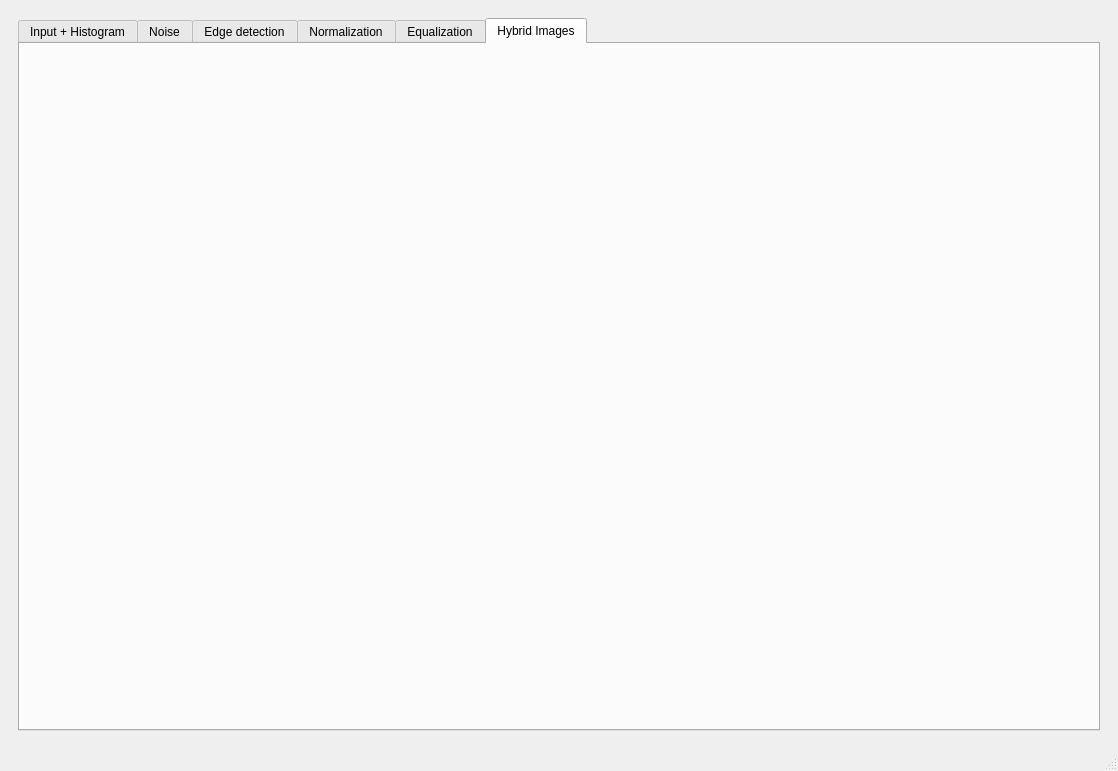
Old version of the form ui/main_window.ui in the repository ArwaMuhammed/image-processing-app.
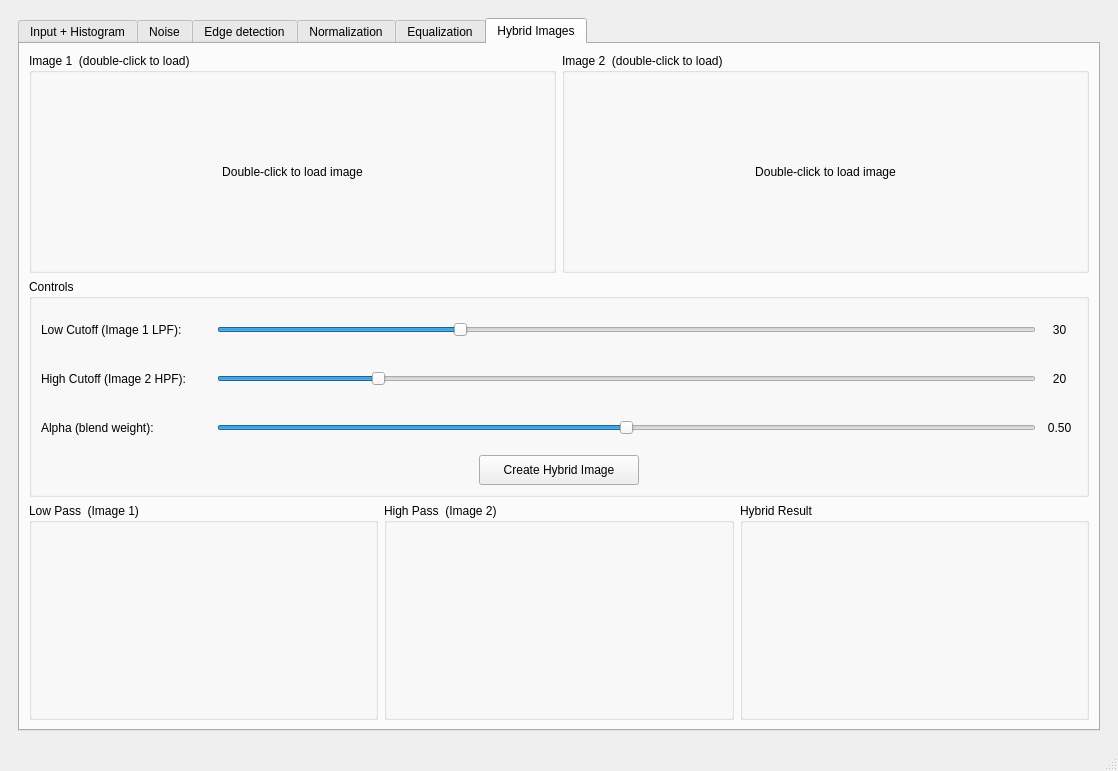
New version of the form. The open tabs and pages were chosen to show the change.

Commit message: Add Hybrid Images tab UI and controller

What changed in the file:
```diff
--- a/ui/main_window.ui
+++ b/ui/main_window.ui
@@ -183,6 +183,375 @@
           <attribute name="title">
            <string>Hybrid Images</string>
           </attribute>
+
+          <layout class="QVBoxLayout" name="hybrid_mainLayout">
+
+           <!-- ── ROW 1: Two input image boxes side by side ── -->
+           <item>
+            <layout class="QHBoxLayout" name="hybrid_inputImagesLayout">
+
+             <!-- Image 1 box -->
+             <item>
+              <widget class="QGroupBox" name="hybrid_groupBox_img1">
+               <property name="title">
+                <string>Image 1  (double-click to load)</string>
+               </property>
+               <property name="minimumSize">
+                <size>
+                 <width>0</width>
+                 <height>220</height>
+                </size>
+               </property>
+               <layout class="QVBoxLayout" name="hybrid_img1Layout">
+                <item>
+                 <widget class="QLabel" name="hybrid_label_img1">
+                  <property name="text">
+                   <string>Double-click to load image</string>
+                  </property>
+                  <property name="alignment">
+                   <set>Qt::AlignCenter</set>
+                  </property>
+                  <property name="scaledContents">
+                   <bool>false</bool>
+                  </property>
+                 </widget>
+                </item>
+               </layout>
+              </widget>
+             </item>
+
+             <!-- Image 2 box -->
+             <item>
+              <widget class="QGroupBox" name="hybrid_groupBox_img2">
+               <property name="title">
+                <string>Image 2  (double-click to load)</string>
+               </property>
+               <property name="minimumSize">
+                <size>
+                 <width>0</width>
+                 <height>220</height>
+                </size>
+               </property>
+               <layout class="QVBoxLayout" name="hybrid_img2Layout">
+                <item>
+                 <widget class="QLabel" name="hybrid_label_img2">
+                  <property name="text">
+                   <string>Double-click to load image</string>
+                  </property>
+                  <property name="alignment">
+                   <set>Qt::AlignCenter</set>
+                  </property>
+                  <property name="scaledContents">
+                   <bool>false</bool>
+                  </property>
+                 </widget>
+                </item>
+               </layout>
+              </widget>
+             </item>
+
+            </layout>
+           </item>
+
+           <!-- ── ROW 2: Controls (sliders) ── -->
+           <item>
+            <widget class="QGroupBox" name="hybrid_groupBox_controls">
+             <property name="title">
+              <string>Controls</string>
+             </property>
+             <layout class="QVBoxLayout" name="hybrid_controlsLayout">
+
+              <!-- Low Cutoff row -->
+              <item>
+               <layout class="QHBoxLayout" name="hybrid_lowCutoffRow">
+                <item>
+                 <widget class="QLabel" name="hybrid_lbl_low">
+                  <property name="text">
+                   <string>Low Cutoff (Image 1 LPF):</string>
+                  </property>
+                  <property name="minimumSize">
+                   <size>
+                    <width>170</width>
+                    <height>0</height>
+                   </size>
+                  </property>
+                 </widget>
+                </item>
+                <item>
+                 <widget class="QSlider" name="hybrid_slider_low_cutoff">
+                  <property name="minimum">
+                   <number>1</number>
+                  </property>
+                  <property name="maximum">
+                   <number>100</number>
+                  </property>
+                  <property name="value">
+                   <number>30</number>
+                  </property>
+                  <property name="orientation">
+                   <enum>Qt::Horizontal</enum>
+                  </property>
+                 </widget>
+                </item>
+                <item>
+                 <widget class="QLabel" name="hybrid_label_low_val">
+                  <property name="text">
+                   <string>30</string>
+                  </property>
+                  <property name="minimumSize">
+                   <size>
+                    <width>35</width>
+                    <height>0</height>
+                   </size>
+                  </property>
+                  <property name="alignment">
+                   <set>Qt::AlignCenter</set>
+                  </property>
+                 </widget>
+                </item>
+               </layout>
+              </item>
+
+              <!-- High Cutoff row -->
+              <item>
+               <layout class="QHBoxLayout" name="hybrid_highCutoffRow">
+                <item>
+                 <widget class="QLabel" name="hybrid_lbl_high">
+                  <property name="text">
+                   <string>High Cutoff (Image 2 HPF):</string>
+                  </property>
+                  <property name="minimumSize">
+                   <size>
+                    <width>170</width>
+                    <height>0</height>
+                   </size>
+                  </property>
+                 </widget>
+                </item>
+                <item>
+                 <widget name="hybrid_slider_high_cutoff" class="QSlider">
+                  <property name="minimum">
+                   <number>1</number>
+                  </property>
+                  <property name="maximum">
+                   <number>100</number>
+                  </property>
+                  <property name="value">
+                   <number>20</number>
+                  </property>
+                  <property name="orientation">
+                   <enum>Qt::Horizontal</enum>
+                  </property>
+                 </widget>
+                </item>
+                <item>
+                 <widget class="QLabel" name="hybrid_label_high_val">
+                  <property name="text">
+                   <string>20</string>
+                  </property>
+                  <property name="minimumSize">
+                   <size>
+                    <width>35</width>
+                    <height>0</height>
+                   </size>
+                  </property>
+                  <property name="alignment">
+                   <set>Qt::AlignCenter</set>
+                  </property>
+                 </widget>
+                </item>
+               </layout>
+              </item>
+
+              <!-- Alpha row -->
+              <item>
+               <layout class="QHBoxLayout" name="hybrid_alphaRow">
+                <item>
+                 <widget class="QLabel" name="hybrid_lbl_alpha">
+                  <property name="text">
+                   <string>Alpha (blend weight):</string>
+                  </property>
+                  <property name="minimumSize">
+                   <size>
+                    <width>170</width>
+                    <height>0</height>
+                   </size>
+                  </property>
+                 </widget>
+                </item>
+                <item>
+                 <widget name="hybrid_slider_alpha" class="QSlider">
+                  <property name="minimum">
+                   <number>0</number>
+                  </property>
+                  <property name="maximum">
+                   <number>100</number>
+                  </property>
+                  <property name="value">
+                   <number>50</number>
+                  </property>
+                  <property name="orientation">
+                   <enum>Qt::Horizontal</enum>
+                  </property>
+                 </widget>
+                </item>
+                <item>
+                 <widget class="QLabel" name="hybrid_label_alpha_val">
+                  <property name="text">
+                   <string>0.50</string>
+                  </property>
+                  <property name="minimumSize">
+                   <size>
+                    <width>35</width>
+                    <height>0</height>
+                   </size>
+                  </property>
+                  <property name="alignment">
+                   <set>Qt::AlignCenter</set>
+                  </property>
+                 </widget>
+                </item>
+               </layout>
+              </item>
+
+              <!-- Create Hybrid button centred -->
+              <item>
+               <layout class="QHBoxLayout" name="hybrid_btnRow">
+                <item>
+                 <spacer name="hybrid_spacer_left">
+                  <property name="orientation">
+                   <enum>Qt::Horizontal</enum>
+                  </property>
+                  <property name="sizeHint" stdset="0">
+                   <size>
+                    <width>40</width>
+                    <height>20</height>
+                   </size>
+                  </property>
+                 </spacer>
+                </item>
+                <item>
+                 <widget class="QPushButton" name="hybrid_btn_create">
+                  <property name="text">
+                   <string>Create Hybrid Image</string>
+                  </property>
+                  <property name="minimumSize">
+                   <size>
+                    <width>160</width>
+                    <height>30</height>
+                   </size>
+                  </property>
+                 </widget>
+                </item>
+                <item>
+                 <spacer name="hybrid_spacer_right">
+                  <property name="orientation">
+                   <enum>Qt::Horizontal</enum>
+                  </property>
+                  <property name="sizeHint" stdset="0">
+                   <size>
+                    <width>40</width>
+                    <height>20</height>
+                   </size>
+                  </property>
+                 </spacer>
+                </item>
+               </layout>
+              </item>
+
+             </layout>
+            </widget>
+           </item>
+
+           <!-- ── ROW 3: Three output boxes ── -->
+           <item>
+            <layout class="QHBoxLayout" name="hybrid_outputLayout">
+
+             <!-- Low Pass result -->
+             <item>
+              <widget class="QGroupBox" name="hybrid_groupBox_low">
+               <property name="title">
+                <string>Low Pass  (Image 1)</string>
+               </property>
+               <property name="minimumSize">
+                <size>
+                 <width>0</width>
+                 <height>200</height>
+                </size>
+               </property>
+               <layout class="QVBoxLayout" name="hybrid_lowLayout">
+                <item>
+                 <widget class="QLabel" name="hybrid_label_low_result">
+                  <property name="text">
+                   <string/>
+                  </property>
+                  <property name="alignment">
+                   <set>Qt::AlignCenter</set>
+                  </property>
+                 </widget>
+                </item>
+               </layout>
+              </widget>
+             </item>
+
+             <!-- High Pass result -->
+             <item>
+              <widget class="QGroupBox" name="hybrid_groupBox_high">
+               <property name="title">
+                <string>High Pass  (Image 2)</string>
+               </property>
+               <property name="minimumSize">
+                <size>
+                 <width>0</width>
+                 <height>200</height>
+                </size>
+               </property>
+               <layout class="QVBoxLayout" name="hybrid_highLayout">
+                <item>
+                 <widget class="QLabel" name="hybrid_label_high_result">
+                  <property name="text">
+                   <string/>
+                  </property>
+                  <property name="alignment">
+                   <set>Qt::AlignCenter</set>
+                  </property>
+                 </widget>
+                </item>
+               </layout>
+              </widget>
+             </item>
+
+             <!-- Hybrid result -->
+             <item>
+              <widget class="QGroupBox" name="hybrid_groupBox_hybrid">
+               <property name="title">
+                <string>Hybrid Result</string>
+               </property>
+               <property name="minimumSize">
+                <size>
+                 <width>0</width>
+                 <height>200</height>
+                </size>
+               </property>
+               <layout class="QVBoxLayout" name="hybrid_hybridLayout">
+                <item>
+                 <widget class="QLabel" name="hybrid_label_hybrid_result">
+                  <property name="text">
+                   <string/>
+                  </property>
+                  <property name="alignment">
+                   <set>Qt::AlignCenter</set>
+                  </property>
+                 </widget>
+                </item>
+               </layout>
+              </widget>
+             </item>
+
+            </layout>
+           </item>
+
+          </layout>
          </widget>
         </widget>
        </item>
```
Left out of the diff: 16 changed lines with no effect on the pictures. The commit also changes 2 other files.
